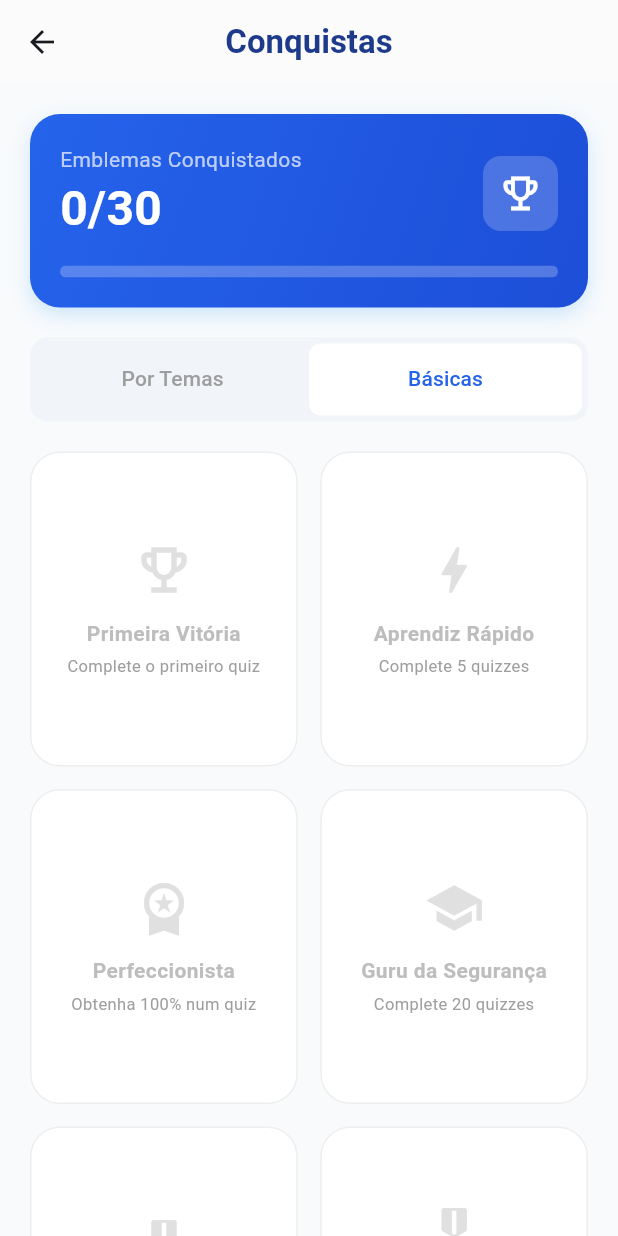
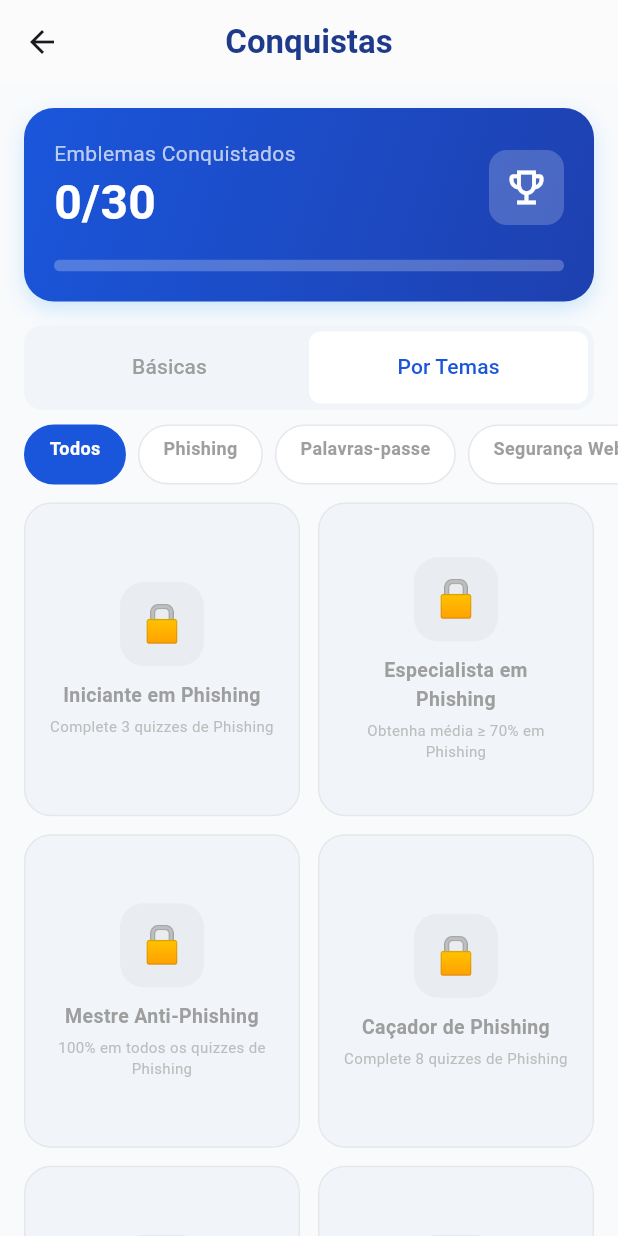
Before and after one commit to Paqu1t0/SafeQuest, a Flutter app: the RecompensasPage screen opened directly, tab 2 chosen, on a phone screen of 412 x 824 dp. Run offline on Flutter 3.47's test engine with Material 3 defaults, Android fonts, the phone set to English and light mode, and no system bars; our stand-ins replace audioplayers, cloud_firestore, firebase_auth, firebase_core, flutter_dotenv, google_generative_ai and 3 more; accounts and stored records are empty; network calls fail.

Commit message:
Novas recompensas;

```diff
--- a/lib/screens/recompensas_page.dart
+++ b/lib/screens/recompensas_page.dart
@@ -13,6 +13,19 @@ class RecompensasPage extends StatefulWidget {
 class _RecompensasPageState extends State<RecompensasPage>
     with SingleTickerProviderStateMixin {
   late TabController _tabController;
+  String _topicFilter = 'Todos';
+
+  static const _primary     = Color(0xFF1A56DB);
+  static const _primaryDeep = Color(0xFF1E3A8A);
+
+  // Cores para os cards conquistados (por tema)
+  static const _themeColors = {
+    'Phishing'      : Color(0xFF1A56DB),
+    'Palavras-passe': Color(0xFF7C3AED),
+    'Segurança Web' : Color(0xFF0F766E),
+    'Redes Sociais' : Color(0xFFEA580C),
+    'basica'        : Color(0xFFF59E0B),
+  };
 
   @override
   void initState() {
@@ -36,43 +49,32 @@ class _RecompensasPageState extends State<RecompensasPage>
         backgroundColor: Colors.white,
         elevation: 0.5,
         centerTitle: true,
-        title: const Text(
-          "Conquistas",
-          style: TextStyle(
-              color: Color(0xFF1E3A8A), fontWeight: FontWeight.bold),
-        ),
+        title: const Text('Conquistas',
+            style: TextStyle(color: _primaryDeep, fontWeight: FontWeight.bold)),
       ),
-
-      // ── StreamBuilder para reagir em tempo real ao Firestore ──────────────
       body: StreamBuilder<DocumentSnapshot>(
-        stream: FirebaseFirestore.instance
-            .collection('users')
-            .doc(user?.uid)
-            .snapshots(),
+        stream: FirebaseFirestore.instance.collection('users').doc(user?.uid).snapshots(),
         builder: (context, snapshot) {
-          // Set de IDs de emblemas conquistados
           Set<String> conquistados = {};
           if (snapshot.hasData && snapshot.data!.exists) {
-            final data =
-                snapshot.data!.data() as Map<String, dynamic>? ?? {};
-            conquistados =
-                Set<String>.from(data['badges'] ?? []);
+            final data = snapshot.data!.data() as Map<String, dynamic>? ?? {};
+            conquistados = Set<String>.from(data['badges'] ?? []);
           }
 
-          final total      = BadgesService.allBadges.length;
-          final totalGanho = conquistados.length;
+          final total  = BadgesService.allBadges.length;
+          final ganho  = conquistados.length;
 
           return Column(
             children: [
-              _headerProgresso(totalGanho, total),
+              _headerProgresso(ganho, total),
               _tabBarCustom(),
               Expanded(
                 child: TabBarView(
                   controller: _tabController,
                   physics: const NeverScrollableScrollPhysics(),
                   children: [
+                    _abaBasicas(conquistados),
                     _abaPorTemas(conquistados),
-                    _abaBasicas(conquistados),
                   ],
                 ),
               ),
@@ -84,24 +86,14 @@ class _RecompensasPageState extends State<RecompensasPage>
   }
 
   // ── HEADER ─────────────────────────────────────────────────────────────────
-
   Widget _headerProgresso(int ganho, int total) {
     return Container(
-      margin: const EdgeInsets.all(20),
+      margin: const EdgeInsets.all(16),
       padding: const EdgeInsets.all(20),
       decoration: BoxDecoration(
-        gradient: const LinearGradient(
-          colors: [Color(0xFF2563EB), Color(0xFF1D4ED8)],
-          begin: Alignment.topLeft,
-          end: Alignment.bottomRight,
-        ),
+        gradient: const LinearGradient(colors: [Color(0xFF1A56DB), Color(0xFF1E40AF)], begin: Alignment.topLeft, end: Alignment.bottomRight),
         borderRadius: BorderRadius.circular(20),
-        boxShadow: [
-          BoxShadow(
-              color: Colors.blue.withOpacity(0.2),
-              blurRadius: 10,
-              offset: const Offset(0, 5))
-        ],
+        boxShadow: [BoxShadow(color: Colors.blue.withOpacity(0.2), blurRadius: 10, offset: const Offset(0, 5))],
       ),
       child: Column(
         crossAxisAlignment: CrossAxisAlignment.start,
@@ -109,26 +101,14 @@ class _RecompensasPageState extends State<RecompensasPage>
           Row(
             mainAxisAlignment: MainAxisAlignment.spaceBetween,
             children: [
-              Column(
-                crossAxisAlignment: CrossAxisAlignment.start,
-                children: [
-                  const Text("Emblemas Conquistados",
-                      style:
-                          TextStyle(color: Colors.white70, fontSize: 14)),
-                  Text("$ganho/$total",
-                      style: const TextStyle(
-                          color: Colors.white,
-                          fontSize: 32,
-                          fontWeight: FontWeight.bold)),
-                ],
-              ),
+              Column(crossAxisAlignment: CrossAxisAlignment.start, children: [
+                const Text("Emblemas Conquistados", style: TextStyle(color: Colors.white70, fontSize: 14)),
+                Text("$ganho/$total", style: const TextStyle(color: Colors.white, fontSize: 32, fontWeight: FontWeight.bold)),
+              ]),
               Container(
                 padding: const EdgeInsets.all(10),
-                decoration: BoxDecoration(
-                    color: Colors.white.withOpacity(0.2),
-                    borderRadius: BorderRadius.circular(12)),
-                child: const Icon(Icons.emoji_events_outlined,
-                    color: Colors.white, size: 30),
+                decoration: BoxDecoration(color: Colors.white.withOpacity(0.2), borderRadius: BorderRadius.circular(12)),
+                child: const Icon(Icons.emoji_events_outlined, color: Colors.white, size: 30),
               ),
             ],
           ),
@@ -139,12 +119,7 @@ class _RecompensasPageState extends State<RecompensasPage>
             curve: Curves.easeOut,
             builder: (_, val, __) => ClipRRect(
               borderRadius: BorderRadius.circular(10),
-              child: LinearProgressIndicator(
-                value: val,
-                backgroundColor: Colors.white24,
-                color: const Color(0xFF60A5FA),
-                minHeight: 8,
-              ),
+              child: LinearProgressIndicator(value: val, backgroundColor: Colors.white24, color: const Color(0xFF60A5FA), minHeight: 8),
             ),
           ),
         ],
@@ -154,245 +129,154 @@ class _RecompensasPageState extends State<RecompensasPage>
 
   Widget _tabBarCustom() {
     return Container(
-      margin: const EdgeInsets.symmetric(horizontal: 20),
+      margin: const EdgeInsets.symmetric(horizontal: 16),
       padding: const EdgeInsets.all(4),
-      decoration: BoxDecoration(
-          color: const Color(0xFFF1F5F9),
-          borderRadius: BorderRadius.circular(12)),
+      decoration: BoxDecoration(color: const Color(0xFFF1F5F9), borderRadius: BorderRadius.circular(12)),
       child: TabBar(
         controller: _tabController,
-        indicator:
-            BoxDecoration(color: Colors.white, borderRadius: BorderRadius.circular(8)),
-        labelColor: const Color(0xFF2563EB),
+        indicator: BoxDecoration(color: Colors.white, borderRadius: BorderRadius.circular(8)),
+        labelColor: _primary,
         unselectedLabelColor: Colors.grey,
         indicatorSize: TabBarIndicatorSize.tab,
         dividerColor: Colors.transparent,
-        tabs: const [
-          Tab(text: "Por Temas"),
-          Tab(text: "Básicas"),
-        ],
+        tabs: const [Tab(text: "Básicas"), Tab(text: "Por Temas")],
       ),
     );
   }
 
-  // ── ABA POR TEMAS ──────────────────────────────────────────────────────────
+  // ── ABA BÁSICAS — grid de cards coloridos ──────────────────────────────────
+  Widget _abaBasicas(Set<String> conquistados) {
+    final basicBadges = BadgesService.allBadges.where((b) => b['categoria'] == 'basica').toList();
 
+    return GridView.builder(
+      padding: const EdgeInsets.all(16),
+      gridDelegate: const SliverGridDelegateWithFixedCrossAxisCount(
+        crossAxisCount: 2, mainAxisSpacing: 12, crossAxisSpacing: 12, childAspectRatio: 0.88,
+      ),
+      itemCount: basicBadges.length,
+      itemBuilder: (context, i) {
+        final badge      = basicBadges[i];
+        final conquistado = conquistados.contains(badge['id']);
+        return _badgeCard(badge, conquistado, 'basica');
+      },
+    );
+  }
+
+  // ── ABA POR TEMAS — filtros + grid ────────────────────────────────────────
   Widget _abaPorTemas(Set<String> conquistados) {
-    // Filtra só emblemas de tema (não básicos)
-    final temas = ['Phishing', 'Palavras-passe', 'Segurança Web', 'Redes Sociais'];
-    final temaIcons = {
-      'Phishing'       : Icons.email_outlined,
-      'Palavras-passe' : Icons.lock_outline,
-      'Segurança Web'  : Icons.language,
-      'Redes Sociais'  : Icons.people_outline,
-    };
+    final temas = ['Todos', 'Phishing', 'Palavras-passe', 'Segurança Web', 'Redes Sociais'];
+    final filtered = BadgesService.allBadges.where((b) {
+      if (b['categoria'] == 'basica') return false;
+      if (_topicFilter == 'Todos') return true;
+      return b['categoria'] == _topicFilter;
+    }).toList();
 
-    return ListView(
-      padding: const EdgeInsets.all(20),
-      physics: const BouncingScrollPhysics(),
+    return Column(
       children: [
-        for (final tema in temas) ...[
-          _tituloTema(tema, temaIcons[tema]!),
-          ...BadgesService.allBadges
-              .where((b) => b['categoria'] == tema)
-              .map((b) => _badgeVertical(
-                    b['nome'] as String,
-                    b['desc'] as String,
-                    _iconForBadge(b['id'] as String),
-                    conquistados.contains(b['id']),
-                  )),
-          const SizedBox(height: 20),
-        ],
-        const SizedBox(height: 20),
+        // Filtros horizontais
+        SizedBox(
+          height: 50,
+          child: ListView.builder(
+            scrollDirection: Axis.horizontal,
+            padding: const EdgeInsets.fromLTRB(16, 10, 16, 0),
+            itemCount: temas.length,
+            itemBuilder: (context, i) {
+              final t          = temas[i];
+              final isSelected = t == _topicFilter;
+              return GestureDetector(
+                onTap: () => setState(() => _topicFilter = t),
+                child: AnimatedContainer(
+                  duration: const Duration(milliseconds: 200),
+                  margin: const EdgeInsets.only(right: 8),
+                  padding: const EdgeInsets.symmetric(horizontal: 16, vertical: 6),
+                  decoration: BoxDecoration(
+                    color: isSelected ? _primary : Colors.white,
+                    borderRadius: BorderRadius.circular(20),
+                    border: Border.all(color: isSelected ? _primary : const Color(0xFFE5E7EB)),
+                  ),
+                  child: Text(t, style: TextStyle(fontSize: 12, fontWeight: FontWeight.w600, color: isSelected ? Colors.white : Colors.grey)),
+                ),
+              );
+            },
+          ),
+        ),
+        const SizedBox(height: 8),
+        // Grid
+        Expanded(
+          child: GridView.builder(
+            padding: const EdgeInsets.fromLTRB(16, 4, 16, 32),
+            gridDelegate: const SliverGridDelegateWithFixedCrossAxisCount(
+              crossAxisCount: 2, mainAxisSpacing: 12, crossAxisSpacing: 12, childAspectRatio: 0.88,
+            ),
+            itemCount: filtered.length,
+            itemBuilder: (context, i) {
+              final badge       = filtered[i];
+              final conquistado = conquistados.contains(badge['id']);
+              return _badgeCard(badge, conquistado, badge['categoria'] as String);
+            },
+          ),
+        ),
       ],
     );
   }
 
-  // ── ABA BÁSICAS ────────────────────────────────────────────────────────────
+  // ── CARD DE EMBLEMA ────────────────────────────────────────────────────────
+  Widget _badgeCard(Map<String, dynamic> badge, bool conquistado, String categoria) {
+    final cardColor = conquistado
+        ? (_themeColors[categoria] ?? _primary)
+        : const Color(0xFFF1F5F9);
+    final textColor    = conquistado ? Colors.white : Colors.grey;
+    final subTextColor = conquistado ? Colors.white.withOpacity(0.75) : Colors.grey.shade400;
+    final icon         = badge['icon'] as String? ?? '🏅';
 
-  Widget _abaBasicas(Set<String> conquistados) {
-    final basicBadges = BadgesService.allBadges
-        .where((b) => b['categoria'] == 'basica')
-        .toList();
-
-    final colors = {
-      'primeira_vitoria' : Colors.blue,
-      'aprendiz_rapido'  : Colors.orange,
-      'perfeccionista'   : Colors.purple,
-      'guru_seguranca'   : Colors.indigo,
-    };
-
-    return GridView.count(
-      crossAxisCount: 2,
-      padding: const EdgeInsets.all(20),
-      mainAxisSpacing: 15,
-      crossAxisSpacing: 15,
-      childAspectRatio: 0.85,
-      physics: const BouncingScrollPhysics(),
-      children: basicBadges.map((b) {
-        final id           = b['id'] as String;
-        final conquistado  = conquistados.contains(id);
-        final cor          = conquistado
-            ? (colors[id] ?? Colors.blue)
-            : Colors.grey;
-        return _badgeBasico(
-          b['nome'] as String,
-          b['desc'] as String,
-          _iconForBadge(id),
-          conquistado,
-          cor,
-        );
-      }).toList(),
-    );
-  }
-
-  // ── COMPONENTES ────────────────────────────────────────────────────────────
-
-  Widget _tituloTema(String titulo, IconData icone) {
-    return Padding(
-      padding: const EdgeInsets.only(bottom: 12, top: 8),
-      child: Row(
-        children: [
-          Icon(icone, color: const Color(0xFF2563EB), size: 22),
-          const SizedBox(width: 10),
-          Text(titulo,
-              style: const TextStyle(
-                  fontSize: 19,
-                  fontWeight: FontWeight.bold,
-                  color: Color(0xFF1E3A8A))),
-        ],
+    return AnimatedContainer(
+      duration: const Duration(milliseconds: 300),
+      decoration: BoxDecoration(
+        color: cardColor,
+        borderRadius: BorderRadius.circular(18),
+        boxShadow: conquistado
+            ? [BoxShadow(color: cardColor.withOpacity(0.35), blurRadius: 12, offset: const Offset(0, 4))]
+            : [],
+        border: conquistado ? null : Border.all(color: const Color(0xFFE5E7EB)),
+      ),
+      child: Padding(
+        padding: const EdgeInsets.all(16),
+        child: Column(
+          mainAxisAlignment: MainAxisAlignment.center,
+          children: [
+            // Ícone num círculo translúcido
+            Container(
+              width: 56, height: 56,
+              decoration: BoxDecoration(
+                color: conquistado ? Colors.white.withOpacity(0.2) : Colors.grey.withOpacity(0.1),
+                borderRadius: BorderRadius.circular(16),
+              ),
+              child: Center(
+                child: Text(
+                  conquistado ? icon : '🔒',
+                  style: TextStyle(fontSize: conquistado ? 30 : 24),
+                ),
+              ),
+            ),
+            const SizedBox(height: 10),
+            Text(badge['nome'] as String,
+                textAlign: TextAlign.center,
+                maxLines: 2,
+                overflow: TextOverflow.ellipsis,
+                style: TextStyle(color: textColor, fontWeight: FontWeight.bold, fontSize: 13)),
+            const SizedBox(height: 4),
+            Text(badge['desc'] as String,
+                textAlign: TextAlign.center,
+                maxLines: 2,
+                overflow: TextOverflow.ellipsis,
+                style: TextStyle(color: subTextColor, fontSize: 10)),
+            if (conquistado) ...[
+              const SizedBox(height: 8),
+              const Icon(Icons.check_circle_rounded, color: Colors.white, size: 18),
+            ],
+          ],
+        ),
       ),
     );
   }
-
-  Widget _badgeVertical(
-      String nome, String desc, IconData icon, bool conquistado) {
-    return AnimatedContainer(
-      duration: const Duration(milliseconds: 400),
-      margin: const EdgeInsets.only(bottom: 10),
-      padding: const EdgeInsets.all(16),
-      decoration: BoxDecoration(
-        color: Colors.white,
-        borderRadius: BorderRadius.circular(15),
-        border: Border.all(
-          color: conquistado
-              ? Colors.blue.withOpacity(0.3)
-              : Colors.grey.shade200,
-        ),
-        boxShadow: conquistado
-            ? [
-                BoxShadow(
-                    color: Colors.blue.withOpacity(0.08),
-                    blurRadius: 8,
-                    offset: const Offset(0, 2))
-              ]
-            : [],
-      ),
-      child: Row(
-        children: [
-          Container(
-            padding: const EdgeInsets.all(10),
-            decoration: BoxDecoration(
-              color: conquistado
-                  ? const Color(0xFFF0F7FF)
-                  : Colors.grey.shade100,
-              borderRadius: BorderRadius.circular(12),
-            ),
-            child: Icon(icon,
-                color: conquistado
-                    ? const Color(0xFF2563EB)
-                    : Colors.grey.shade400,
-                size: 28),
-          ),
-          const SizedBox(width: 16),
-          Expanded(
-            child: Column(
-              crossAxisAlignment: CrossAxisAlignment.start,
-              children: [
-                Text(nome,
-                    style: TextStyle(
-                        fontWeight: FontWeight.bold,
-                        fontSize: 14,
-                        color: conquistado ? Colors.black : Colors.grey)),
-                Text(desc,
-                    style:
-                        const TextStyle(fontSize: 11, color: Colors.grey)),
-              ],
-            ),
-          ),
-          if (conquistado)
-            const Icon(Icons.check_circle, color: Colors.green, size: 18),
-        ],
-      ),
-    );
-  }
-
-  Widget _badgeBasico(
-      String nome, String desc, IconData icon, bool conquistado, Color cor) {
-    return AnimatedContainer(
-      duration: const Duration(milliseconds: 400),
-      padding: const EdgeInsets.all(15),
-      decoration: BoxDecoration(
-        color: Colors.white,
-        borderRadius: BorderRadius.circular(20),
-        border: Border.all(
-            color: conquistado ? cor.withOpacity(0.3) : Colors.grey.shade200),
-        boxShadow: conquistado
-            ? [
-                BoxShadow(
-                    color: cor.withOpacity(0.1),
-                    blurRadius: 8,
-                    offset: const Offset(0, 2))
-              ]
-            : [],
-      ),
-      child: Column(
-        mainAxisAlignment: MainAxisAlignment.center,
-        children: [
-          Icon(icon,
-              color: conquistado ? cor : Colors.grey.shade300, size: 40),
-          const SizedBox(height: 12),
-          Text(nome,
-              textAlign: TextAlign.center,
-              style: TextStyle(
-                  fontWeight: FontWeight.bold,
-                  fontSize: 14,
-                  color:
-                      conquistado ? Colors.black : Colors.grey.shade400)),
-          const SizedBox(height: 4),
-          Text(desc,
-              textAlign: TextAlign.center,
-              style: const TextStyle(fontSize: 11, color: Colors.grey),
-              maxLines: 2),
-          if (conquistado) ...[
-            const SizedBox(height: 8),
-            const Icon(Icons.check_circle, color: Colors.green, size: 16),
-          ],
-        ],
-      ),
-    );
-  }
-
-  // ── Ícone por ID de emblema ────────────────────────────────────────────────
-  IconData _iconForBadge(String id) {
-    const map = {
-      'primeira_vitoria'    : Icons.emoji_events_outlined,
-      'aprendiz_rapido'     : Icons.bolt,
-      'perfeccionista'      : Icons.workspace_premium,
-      'guru_seguranca'      : Icons.school,
-      'iniciante_phishing'  : Icons.mail_outline,
-      'especialista_phishing': Icons.shield_outlined,
-      'mestre_phishing'     : Icons.emoji_events_outlined,
-      'guardiao_senhas'     : Icons.lock_open_outlined,
-      'mestre_passwords'    : Icons.verified_user_outlined,
-      'criador_senhas'      : Icons.workspace_premium_outlined,
-      'surfista_web'        : Icons.language,
-      'navegador_seguro'    : Icons.shield_outlined,
-      'guardiao_web'        : Icons.emoji_events_outlined,
-      'navegador_social'    : Icons.person_search_outlined,
-      'influencer_seguro'   : Icons.star_outline,
-      'protetor_digital'    : Icons.verified_user_outlined,
-    };
-    return map[id] ?? Icons.military_tech_rounded;
-  }
 }
```
